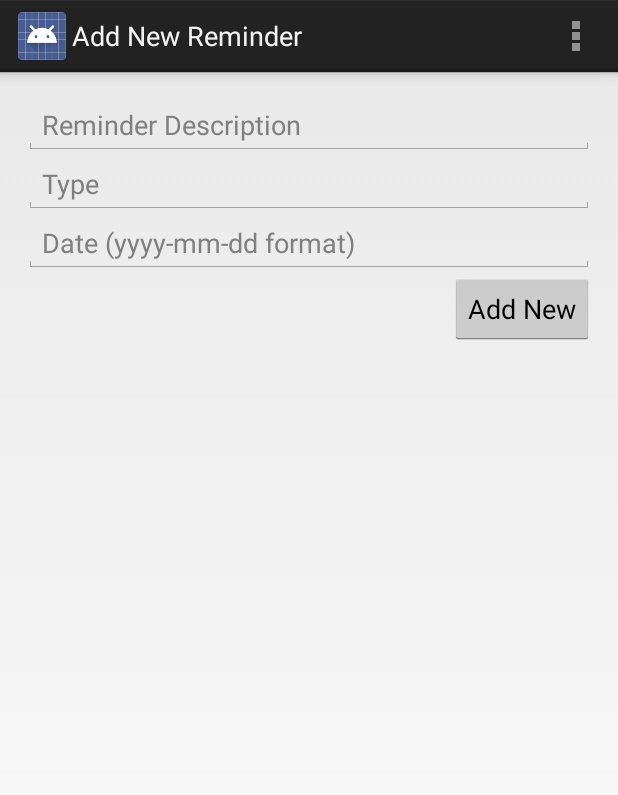
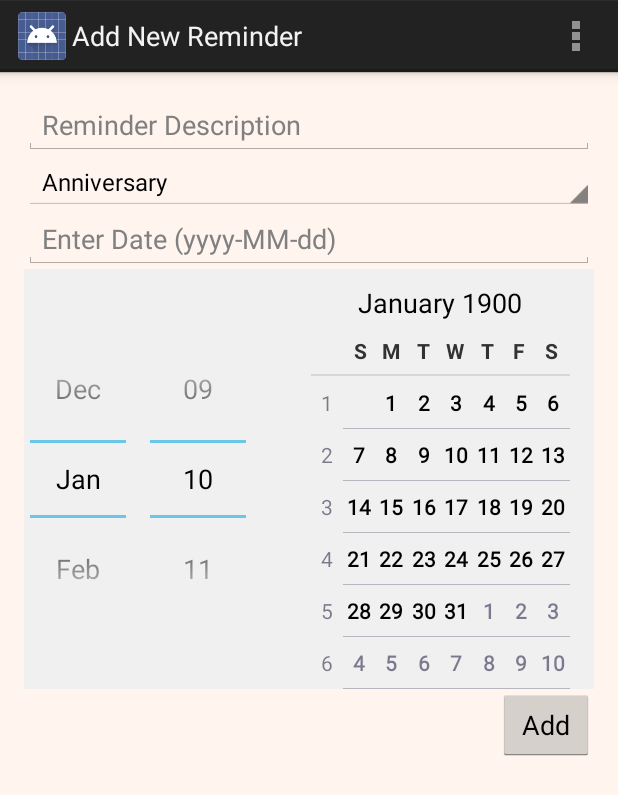
Before and after one commit to rkochhar/MobilePrototypeGradle, an Android app: the AddReminderActivity screen opened directly, with no data from a screen before it, in the options menu, after a tap on "Settings", on a phone screen of 412 x 824 dp. Shown: the top 795 px of the screen. Run offline under Robolectric (Android 15) with nearby library versions, the phone set to English and light mode, and no system bars.

Commit message:
Moving to new repo. Also adding changes for AddReminder feature

```diff
--- a/RemindersApp/app/src/main/java/com/example/fragments/RemindersListFragment.java
+++ b/RemindersApp/app/src/main/java/com/example/fragments/RemindersListFragment.java
@@ -55,7 +55,7 @@ public class RemindersListFragment extends Fragment
 
         try
         {
-        	reminders = CommonUtils.getReminders(getActivity().getAssets().open("reminders.json"));
+            reminders = CommonUtils.getReminders(getActivity().getAssets().open("reminders.json"),this.getActivity().getApplicationContext());
 		}
         catch (Exception e)
         {
--- a/RemindersApp/app/src/main/java/com/example/remindersapp/AddReminderActivity.java
+++ b/RemindersApp/app/src/main/java/com/example/remindersapp/AddReminderActivity.java
@@ -4,25 +4,37 @@ import java.io.BufferedReader;
 import java.io.FileInputStream;
 import java.io.FileOutputStream;
 import java.io.InputStreamReader;
+import java.util.Calendar;
 
 import org.json.JSONArray;
 import org.json.JSONException;
 import org.json.JSONObject;
 
+
 import android.app.Activity;
+import android.app.DatePickerDialog;
+import android.app.Dialog;
 import android.content.Context;
 import android.content.Intent;
 import android.os.Bundle;
+import android.util.Log;
+import android.view.Gravity;
 import android.view.Menu;
 import android.view.View;
+import android.widget.DatePicker;
 import android.widget.EditText;
+import android.widget.Spinner;
+import android.widget.Toast;
 
 public class AddReminderActivity extends Activity {
+
+    int year,day,month;
 
     @Override
     protected void onCreate(Bundle savedInstanceState) {
         super.onCreate(savedInstanceState);
         setContentView(R.layout.activity_add_reminder);
+        setCurrentDateOnView();
     }
 
     @Override
@@ -39,14 +51,32 @@ public class AddReminderActivity extends Activity {
 
         EditText desc= (EditText) findViewById(R.id.desc);
         EditText date= (EditText) findViewById(R.id.date);
-		EditText type= (EditText) findViewById(R.id.type);
+        Spinner remindertype= (Spinner) findViewById(R.id.typeSpinner);
+
+
+        if( date.getText().toString().isEmpty()){
+            Toast errMsg=Toast.makeText(this, "Please fill in the date.", Toast.LENGTH_LONG);
+            errMsg.setGravity(Gravity.CENTER_VERTICAL, 0, 0);
+            errMsg.show();
+            return;
+        }
+        if(desc.getText().toString().isEmpty()){
+            Toast errMsg=Toast.makeText(this, "Please add reminder description.", Toast.LENGTH_LONG);
+            errMsg.setGravity(Gravity.CENTER_VERTICAL, 0, 0);
+            errMsg.show();
+
+            return;
+        }
+
 
         JSONObject newReminder= new JSONObject();
 
         try {
             newReminder.put("name", desc.getText().toString());
-			newReminder.put("date", date.toString());
-			if(type.getText().toString().equalsIgnoreCase("birthday")){
+            newReminder.put("date", date.getText().toString());
+
+
+            if(remindertype.getSelectedItem().toString().equalsIgnoreCase("birthday")){
                 newReminder.put("type", "1");
             }
             else
@@ -59,7 +89,9 @@ public class AddReminderActivity extends Activity {
             e.printStackTrace();
         }
 
-		//writeToRemindersFile(newReminder.toString());
+        writeToRemindersFile(newReminder.toString());
+
+        Toast.makeText(this, "New Reminder added successfully!",Toast.LENGTH_LONG).show();
 
         startActivity(mainActivityIntent);
     }
@@ -68,7 +100,6 @@ public class AddReminderActivity extends Activity {
     public JSONArray readFromRemindersFile(){
 
         JSONArray remindersList = new JSONArray();
-
 
         FileInputStream fis;
         try {
@@ -80,6 +111,12 @@ public class AddReminderActivity extends Activity {
             while ((line = bufferedReader.readLine()) != null) {
                 sb.append(line);
             }
+
+            Log.v("info",sb.toString());
+
+            remindersList = new JSONArray(sb.toString());
+
+
         }
         catch (Exception e) {
             e.printStackTrace();
@@ -93,17 +130,73 @@ public class AddReminderActivity extends Activity {
         String filename = "reminders.json";
 
         JSONArray existingReminders = readFromRemindersFile();
+        JSONObject obj=null;
+        try {
+            obj = new JSONObject(newReminder);
+        } catch (JSONException e1) {
+            e1.printStackTrace();
+        }
+
+        existingReminders.put(obj);
 
         String string="";
         FileOutputStream outputStream;
 
         try {
             outputStream = openFileOutput(filename, Context.MODE_PRIVATE);
-		  outputStream.write(string.getBytes());
+            outputStream.write( existingReminders.toString().getBytes());
             outputStream.close();
         } catch (Exception e) {
             e.printStackTrace();
         }
     }
 
+
+    public void setCurrentDateOnView() {
+
+        DatePicker dpResult = (DatePicker) findViewById(R.id.dpResult);
+
+        final Calendar c = Calendar.getInstance();
+        year = c.get(Calendar.YEAR);
+        month = c.get(Calendar.MONTH);
+        day = c.get(Calendar.DAY_OF_MONTH);
+
+        // set current date into datepicker
+        dpResult.init(year, month, day, null);
     }
+
+
+    public void selectNewDate(View view){
+        showDialog(1);
+    }
+
+
+    @Override
+    protected Dialog onCreateDialog(int id) {
+        // set date picker as current date
+        return new DatePickerDialog(this, datePickerListener,
+                year, month,day);
+    }
+
+    private DatePickerDialog.OnDateSetListener datePickerListener
+            = new DatePickerDialog.OnDateSetListener() {
+
+        // when dialog box is closed, below method will be called.
+        public void onDateSet(DatePicker view, int selectedYear,
+                              int selectedMonth, int selectedDay) {
+
+            EditText dateText = (EditText) findViewById(R.id.date);
+            DatePicker datePickerView = (DatePicker) findViewById(R.id.dpResult);
+
+            // set selected date into textview
+            dateText.setText(new StringBuilder().append(selectedYear)
+                    .append("-").append(selectedMonth+1).append("-").append(selectedDay));
+
+            datePickerView.init(selectedYear, selectedMonth,selectedDay,null);
+
+        }
+    };
+
+
+
+}
--- a/RemindersApp/app/src/main/java/com/example/utils/CommonUtils.java
+++ b/RemindersApp/app/src/main/java/com/example/utils/CommonUtils.java
@@ -1,8 +1,9 @@
 package com.example.utils;
 
-import java.io.ByteArrayOutputStream;
-import java.io.IOException;
+import java.io.BufferedReader;
+import java.io.FileInputStream;
 import java.io.InputStream;
+import java.io.InputStreamReader;
 import java.text.DateFormat;
 import java.text.ParseException;
 import java.text.SimpleDateFormat;
@@ -15,6 +16,9 @@ import java.util.Locale;
 import org.json.JSONArray;
 import org.json.JSONException;
 import org.json.JSONObject;
+
+import android.content.Context;
+import android.util.Log;
 
 import com.example.dto.Record;
 import com.example.dto.RecordTypeEnum;
@@ -29,33 +33,48 @@ public class CommonUtils {
         return DATEFORMAT_LONG.format(date);
     }
 
-	public static List<Record> getReminders(InputStream inputStream) throws ParseException
+    public static List<Record> getReminders(InputStream inputStream,Context con) throws ParseException
     {
 
-		ByteArrayOutputStream byteArrayOutputStream = new ByteArrayOutputStream();
+        Log.v("", "Reached the point after which we read from the file..");
 
-		int read;
-		try
-		{
-			read = inputStream.read();
-			while (read != -1)
-			{
-				byteArrayOutputStream.write(read);
-				read = inputStream.read();
+        String remindersString="[]";
+        FileInputStream fis;
+        try {
+            Log.v("info", "will call openFileInput after this");
+            fis = con.openFileInput("reminders.json");
+            Log.v("info", "did not fail at openFileInput after this");
+            InputStreamReader isr = new InputStreamReader(fis);
+            BufferedReader bufferedReader = new BufferedReader(isr);
+            StringBuilder sb = new StringBuilder();
+            String line;
+            while ((line = bufferedReader.readLine()) != null) {
+                sb.append(line);
             }
-			inputStream.close();
+
+            remindersString=sb.toString();
+            Log.v("info", "Got the string from file-"+remindersString);
+            //remindersString="[]";
         }
-		catch (IOException e)
-		{
+        catch (Exception e) {
+            Log.v("error", "exception caught");
             e.printStackTrace();
         }
 
-		String remindersString = byteArrayOutputStream.toString();
 
         List<Record> records = new ArrayList<Record>();
         try
         {
             JSONArray reminders = new JSONArray(remindersString);
+            if(reminders.length()==0){
+                Log.v("info","Lenght is zero here.");
+                JSONObject tmp = new JSONObject();
+                tmp.put("date", "1989-20-10");
+                tmp.put("name", "ABC");
+                tmp.put("type", 1);
+                reminders.put(tmp);
+            }
+
             for(int i=0; i < reminders.length(); i++)
             {
                 JSONObject reminder = reminders.getJSONObject(i);
--- a/RemindersApp/app/src/main/res/layout/activity_add_reminder.xml
+++ b/RemindersApp/app/src/main/res/layout/activity_add_reminder.xml
@@ -6,7 +6,8 @@
     android:paddingLeft="@dimen/activity_horizontal_margin"
     android:paddingRight="@dimen/activity_horizontal_margin"
     android:paddingTop="@dimen/activity_vertical_margin"
-    tools:context=".AddReminderActivity" >
+    tools:context=".AddReminderActivity"
+    android:background="#fff5ee">
 
     <TextView
         android:layout_width="wrap_content"
@@ -22,27 +23,43 @@
         android:layout_width="fill_parent"
         android:layout_height="wrap_content"
         android:hint="@string/reminder_desc" />
-    <EditText
-        android:id="@+id/type"
-        android:layout_width="fill_parent"
+
+
+    <Spinner android:id="@+id/typeSpinner"
+        android:layout_width="match_parent"
         android:layout_height="wrap_content"
+        android:entries="@array/type_arrays"
+        android:prompt="@string/reminder_prompt"
         android:layout_below="@id/desc"
-        android:hint="@string/reminder_type"/>
+        android:hint="@string/reminder_prompt"/>
+
     <EditText
         android:id="@+id/date"
         android:layout_width="fill_parent"
         android:layout_height="wrap_content"
-        android:layout_below="@id/type"
+        android:layout_below="@id/typeSpinner"
         android:hint="@string/reminder_date"
+        android:onClick="selectNewDate"
+        />
+
+    <DatePicker
+        android:id="@+id/dpResult"
+        android:layout_width="wrap_content"
+        android:layout_height="wrap_content"
+        android:layout_below="@id/date"
+        android:background="#f0f0f0"
+        android:onClick="selectNewDate"
         />
 
     <Button
         android:layout_width="wrap_content"
         android:layout_height="wrap_content"
-        android:layout_below="@id/date"
+        android:layout_below="@id/dpResult"
         android:layout_alignParentRight="true"
         android:text="@string/reminder_add_button"
-        android:onClick="addNewReminder" />
+        android:onClick="addNewReminder"
+        android:id="@+id/add_button"
+        />
 
 
 </RelativeLayout>
--- a/RemindersApp/app/src/main/res/values/strings.xml
+++ b/RemindersApp/app/src/main/res/values/strings.xml
@@ -8,9 +8,14 @@
     <string name="title_activity_add_reminder">Add New Reminder</string>
     <string name="reminder_desc">Reminder Description</string>
     <string name="reminder_type">Type</string>
-    <string name="reminder_date">Date (yyyy-mm-dd format)</string>
-     <string name="reminder_add_button">Add New</string>
-     <string name="delete">Delete</string>
-     <string name="alarm">Set alarm</string>
+    <string name="reminder_date">Enter Date (yyyy-MM-dd)</string>
+    <string name="reminder_add_button">Add</string>
+    <string name="delete">Delete</string>
+    <string name="alarm">Set alarm</string>
+    <string name="reminder_prompt">Choose the reminder type</string>
+    <string-array name="type_arrays">
+        <item >Anniversary</item>
+        <item >Birthday</item>
+    </string-array>
 
 </resources>
```
Lines whose indentation alone changed are shown as unchanged.
